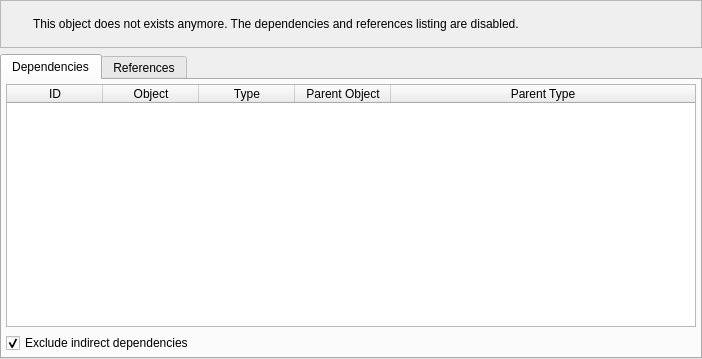
First picture: the form in libpgmodeler_ui/ui/objectdepsrefswidget.ui, repository pgmodeler/pgmodeler, before the edit.
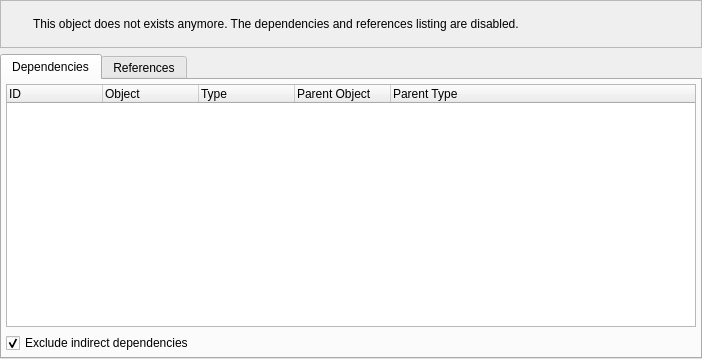
Second picture: the form after the edit. Icons and pictures are not drawn.

Commit message: Minor adjustments on table headers in objectdepsrefswidget.ui

Patch:
```diff
--- a/libpgmodeler_ui/ui/objectdepsrefswidget.ui
+++ b/libpgmodeler_ui/ui/objectdepsrefswidget.ui
@@ -132,6 +132,9 @@
           <property name="text">
            <string>ID</string>
           </property>
+          <property name="textAlignment">
+           <set>AlignLeading|AlignVCenter</set>
+          </property>
           <property name="icon">
            <iconset resource="../res/resources.qrc">
             <normaloff>:/icones/icones/uid.png</normaloff>:/icones/icones/uid.png</iconset>
@@ -141,6 +144,9 @@
           <property name="text">
            <string>Object</string>
           </property>
+          <property name="textAlignment">
+           <set>AlignLeading|AlignVCenter</set>
+          </property>
           <property name="icon">
            <iconset resource="../res/resources.qrc">
             <normaloff>:/icones/icones/table.png</normaloff>:/icones/icones/table.png</iconset>
@@ -150,6 +156,9 @@
           <property name="text">
            <string>Type</string>
           </property>
+          <property name="textAlignment">
+           <set>AlignLeading|AlignVCenter</set>
+          </property>
           <property name="icon">
            <iconset resource="../res/resources.qrc">
             <normaloff>:/icones/icones/usertype.png</normaloff>:/icones/icones/usertype.png</iconset>
@@ -159,6 +168,9 @@
           <property name="text">
            <string>Parent Object</string>
           </property>
+          <property name="textAlignment">
+           <set>AlignLeading|AlignVCenter</set>
+          </property>
           <property name="icon">
            <iconset resource="../res/resources.qrc">
             <normaloff>:/icones/icones/schema.png</normaloff>:/icones/icones/schema.png</iconset>
@@ -168,6 +180,9 @@
           <property name="text">
            <string>Parent Type</string>
           </property>
+          <property name="textAlignment">
+           <set>AlignLeading|AlignVCenter</set>
+          </property>
           <property name="icon">
            <iconset resource="../res/resources.qrc">
             <normaloff>:/icones/icones/usertype.png</normaloff>:/icones/icones/usertype.png</iconset>
```
Left out of the diff: 15 changed lines with no effect on the pictures.
